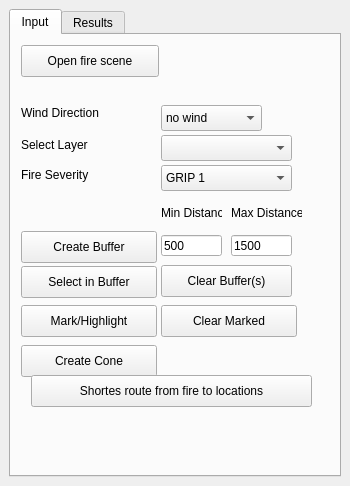
Before: the Qt Designer form LocatorTool/LocatingTool/locating_tool_dockwidget_base.ui in qq2012/GEO1005, drawn with Qt 5.
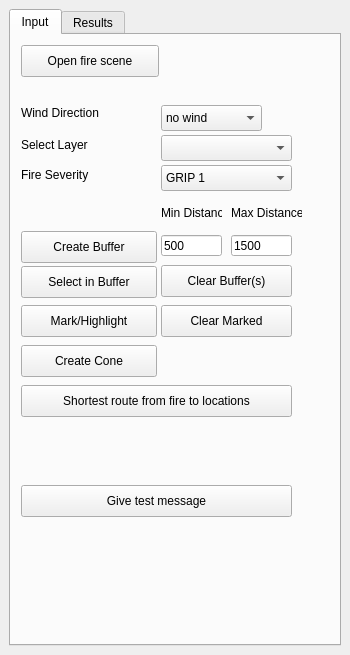
After: the same form once the commit is applied. The open tabs and pages were chosen to show the change.

What changed in the file:
```diff
--- a/LocatorTool/LocatingTool/locating_tool_dockwidget_base.ui
+++ b/LocatorTool/LocatingTool/locating_tool_dockwidget_base.ui
@@ -10,7 +10,7 @@
     <x>0</x>
     <y>0</y>
     <width>350</width>
-    <height>486</height>
+    <height>655</height>
    </rect>
   </property>
   <property name="windowTitle">
@@ -330,7 +330,7 @@
          <rect>
           <x>150</x>
           <y>270</y>
-          <width>136</width>
+          <width>131</width>
           <height>32</height>
          </rect>
         </property>
@@ -354,14 +354,27 @@
        <widget class="QPushButton" name="shortestRouteButton">
         <property name="geometry">
          <rect>
-          <x>20</x>
-          <y>340</y>
-          <width>281</width>
+          <x>10</x>
+          <y>350</y>
+          <width>271</width>
           <height>32</height>
          </rect>
         </property>
         <property name="text">
-         <string>Shortes route from fire to locations</string>
+         <string>Shortest route from fire to locations</string>
+        </property>
+       </widget>
+       <widget class="QPushButton" name="testMessageButton">
+        <property name="geometry">
+         <rect>
+          <x>10</x>
+          <y>450</y>
+          <width>271</width>
+          <height>32</height>
+         </rect>
+        </property>
+        <property name="text">
+         <string>Give test message</string>
         </property>
        </widget>
       </widget>
```
Left out of the diff: 2 changed lines with no effect on the pictures.
